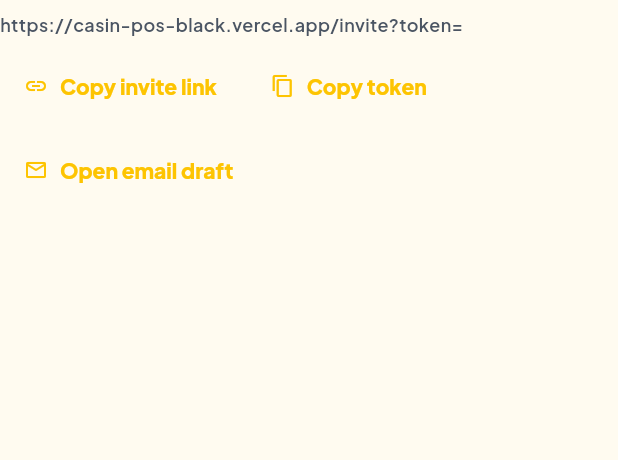
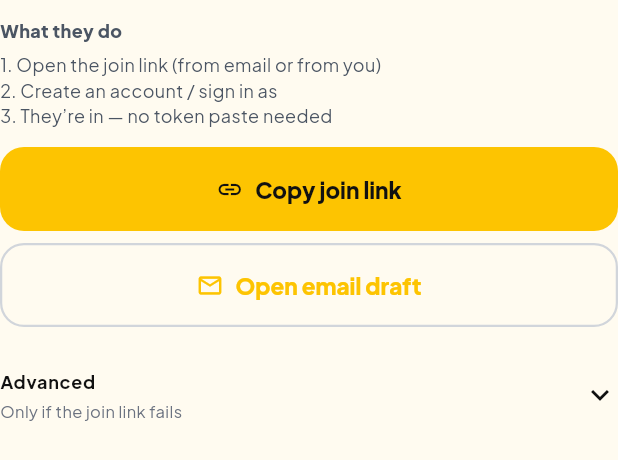
Before and after one commit to CasinWorks/CasinPOS, a Flutter app: the InviteShareActions widget shown alone on an empty page, opened directly with empty values, on a phone screen of 412 x 824 dp. Shown: the top 460 px of the screen. Run offline on Flutter 3.47's test engine with Material 3 defaults, Android fonts, the phone set to English and light mode, and no system bars; our stand-ins replace connectivity_plus, fl_chart, flutter_riverpod, go_router, google_fonts, image_picker and 5 more; missing offline and left inert: mobile_scanner; accounts and stored records are empty.

Commit message:
Fix invite disposed-ref crash and simplify join-link sharing.
Team Manage was closing before invite reused its WidgetRef; invite now owns its own Consumer and leads with one clear Copy join link action.

Co-authored-by: Cursor <cursoragent@cursor.com>

```diff
--- a/app/lib/core/config/app_url.dart
+++ b/app/lib/core/config/app_url.dart
@@ -55,13 +55,10 @@ abstract final class AppUrl {
         : storeName.trim();
     final subject = 'Join $store on CasinPOS';
     final body = 'You’re invited to join $store on CasinPOS.\n\n'
-        '1. Open this link (copy the whole line):\n'
+        'Open this join link:\n'
         '$link\n\n'
-        '2. Create an account (or sign in) with this email: ${toEmail.trim()}\n'
-        '3. You’re in — no token paste needed if you use the link.\n\n'
-        'If the link doesn’t work, sign in at ${publicOrigin()} → Join your team,\n'
-        'and paste this token (copy the whole line):\n'
-        '${token.trim()}\n';
+        'Then create an account (or sign in) using exactly: ${toEmail.trim()}\n\n'
+        'That’s it — you don’t need to paste a separate token if the link opens.\n';
     return Uri(
       scheme: 'mailto',
       path: toEmail.trim(),
--- a/app/lib/core/invite/invite_share_actions.dart
+++ b/app/lib/core/invite/invite_share_actions.dart
@@ -35,7 +35,7 @@ class InviteShareActions extends StatelessWidget {
       children: [
         if (emailed == true)
           Text(
-            'Invite email sent to $email.',
+            'We emailed $email a join link.',
             style: const TextStyle(
               color: AppColors.success,
               fontWeight: FontWeight.w600,
@@ -45,40 +45,34 @@ class InviteShareActions extends StatelessWidget {
         else if (emailed == false)
           Text(
             emailNote ??
-                'Email wasn’t sent automatically. Use Copy invite link or Open email draft below.',
+                'Email wasn’t sent. Copy the join link and send it to $email yourself.',
             style: const TextStyle(color: AppColors.slate600, fontSize: 13),
           ),
-        const SizedBox(height: AppSpacing.sm),
-        SelectableText(
-          link,
-          style: const TextStyle(fontWeight: FontWeight.w600, fontSize: 12),
+        const SizedBox(height: AppSpacing.md),
+        const Text(
+          'What they do',
+          style: TextStyle(fontWeight: FontWeight.w800, fontSize: 12),
         ),
-        const SizedBox(height: AppSpacing.xs),
-        Wrap(
-          spacing: 4,
-          runSpacing: 0,
-          children: [
-            TextButton.icon(
+        const SizedBox(height: 6),
+        Text(
+          '1. Open the join link (from email or from you)\n'
+          '2. Create an account / sign in as $email\n'
+          '3. They’re in — no token paste needed',
+          style: const TextStyle(fontSize: 12, height: 1.4, color: AppColors.slate600),
+        ),
+        const SizedBox(height: AppSpacing.md),
+        FilledButton.icon(
           onPressed: () async {
             await Clipboard.setData(ClipboardData(text: link));
             if (context.mounted) {
-                  showAppMessage(context, 'Invite link copied');
+              showAppMessage(context, 'Join link copied');
             }
           },
-              icon: const Icon(Icons.link, size: 16),
-              label: const Text('Copy invite link'),
+          icon: const Icon(Icons.link, size: 18),
+          label: const Text('Copy join link'),
         ),
-            TextButton.icon(
-              onPressed: () async {
-                await Clipboard.setData(ClipboardData(text: token));
-                if (context.mounted) {
-                  showAppMessage(context, 'Invite token copied');
-                }
-              },
-              icon: const Icon(Icons.copy, size: 16),
-              label: const Text('Copy token'),
-            ),
-            TextButton.icon(
+        const SizedBox(height: AppSpacing.sm),
+        OutlinedButton.icon(
           onPressed: () async {
             final mailto = AppUrl.inviteMailto(
               toEmail: email,
@@ -91,15 +85,51 @@ class InviteShareActions extends StatelessWidget {
               if (context.mounted) {
                 showAppMessage(
                   context,
-                      'Mailto copied — paste into your browser address bar',
+                  'Email draft copied — paste into your mail app',
                 );
               }
             }
           },
-              icon: const Icon(Icons.mail_outline, size: 16),
+          icon: const Icon(Icons.mail_outline, size: 18),
           label: const Text('Open email draft'),
         ),
+        const SizedBox(height: AppSpacing.sm),
+        Theme(
+          data: Theme.of(context).copyWith(dividerColor: Colors.transparent),
+          child: ExpansionTile(
+            tilePadding: EdgeInsets.zero,
+            childrenPadding: EdgeInsets.zero,
+            title: const Text(
+              'Advanced',
+              style: TextStyle(fontSize: 12, fontWeight: FontWeight.w700),
+            ),
+            subtitle: const Text(
+              'Only if the join link fails',
+              style: TextStyle(fontSize: 11, color: AppColors.slate500),
+            ),
+            children: [
+              Align(
+                alignment: Alignment.centerLeft,
+                child: SelectableText(
+                  link,
+                  style: const TextStyle(fontWeight: FontWeight.w600, fontSize: 11),
+                ),
+              ),
+              TextButton.icon(
+                onPressed: () async {
+                  await Clipboard.setData(ClipboardData(text: token));
+                  if (context.mounted) {
+                    showAppMessage(
+                      context,
+                      'Token copied — they paste it on Join your team',
+                    );
+                  }
+                },
+                icon: const Icon(Icons.copy, size: 16),
+                label: const Text('Copy backup token'),
+              ),
             ],
+          ),
         ),
       ],
     );
--- a/app/lib/features/auth/login_page.dart
+++ b/app/lib/features/auth/login_page.dart
@@ -500,17 +500,17 @@ class _InviteAcceptPageState extends ConsumerState<InviteAcceptPage> {
                   const SizedBox(height: AppSpacing.sm),
                   Text(
                     emptyInviteState
-                        ? 'Open the full invite link from your email (it includes ?token=…). '
-                            'Or paste only the token below — not the bare /invite page URL.'
+                        ? 'Open the join link from your invite email (or that your manager sent you). '
+                            'A blank /invite page won’t work — the link must include the invite.'
                         : signedIn
                             ? (hasToken
                                 ? 'You’re signed in${signedEmail != null ? ' as $signedEmail' : ''}. '
-                                    'Accept to join — your account email must match the invite.'
-                                : 'Paste the invite token from your email or owner. '
+                                    'Tap Accept — you must use the same email that was invited.'
+                                : 'Paste the join link or backup token from your invite. '
                                     'Your signed-in email must match the invite.')
-                            : '1. Open the invite email link (token is filled for you).\n'
+                            : '1. Keep this page open if the join link already filled the field below.\n'
                                 '2. Create an account or sign in with the invited email.\n'
-                                '3. You’re in — Accept runs automatically once you’re signed in.',
+                                '3. You’re in — Accept runs automatically after sign-in.',
                     style: Theme.of(context).textTheme.bodyMedium,
                   ),
                   if (emptyInviteState || missingTokenLink) ...[
--- a/app/lib/features/shell/phase1_home_page.dart
+++ b/app/lib/features/shell/phase1_home_page.dart
@@ -113,7 +113,7 @@ class _Phase1HomePageState extends ConsumerState<Phase1HomePage> {
               children: [
                 if (membership.role.canInviteUsers)
                   OutlinedButton.icon(
-                    onPressed: () => showInviteTeammateDialog(context, ref),
+                    onPressed: () => showInviteTeammateDialog(context),
                     icon: const Icon(Icons.person_add_alt_1_rounded, size: 16),
                     label: const Text('Invite teammate'),
                   ),
--- a/app/lib/features/team/team_manage_dialog.dart
+++ b/app/lib/features/team/team_manage_dialog.dart
@@ -254,8 +254,9 @@ class _TeamManageDialogState extends ConsumerState<_TeamManageDialog>
       );
       return;
     }
-    Navigator.pop(context);
-    await showInviteTeammateDialog(context, ref);
+    // Keep Team Manage mounted — do not pop then reuse disposed `ref`.
+    await showInviteTeammateDialog(context);
+    if (mounted) await _load();
   }
 
   Future<void> _setMyPin() async {
```
Also changed, not shown: app/lib/features/team/invite_teammate_dialog.dart (+185 -140 lines). Lines whose indentation alone changed are shown as unchanged.
